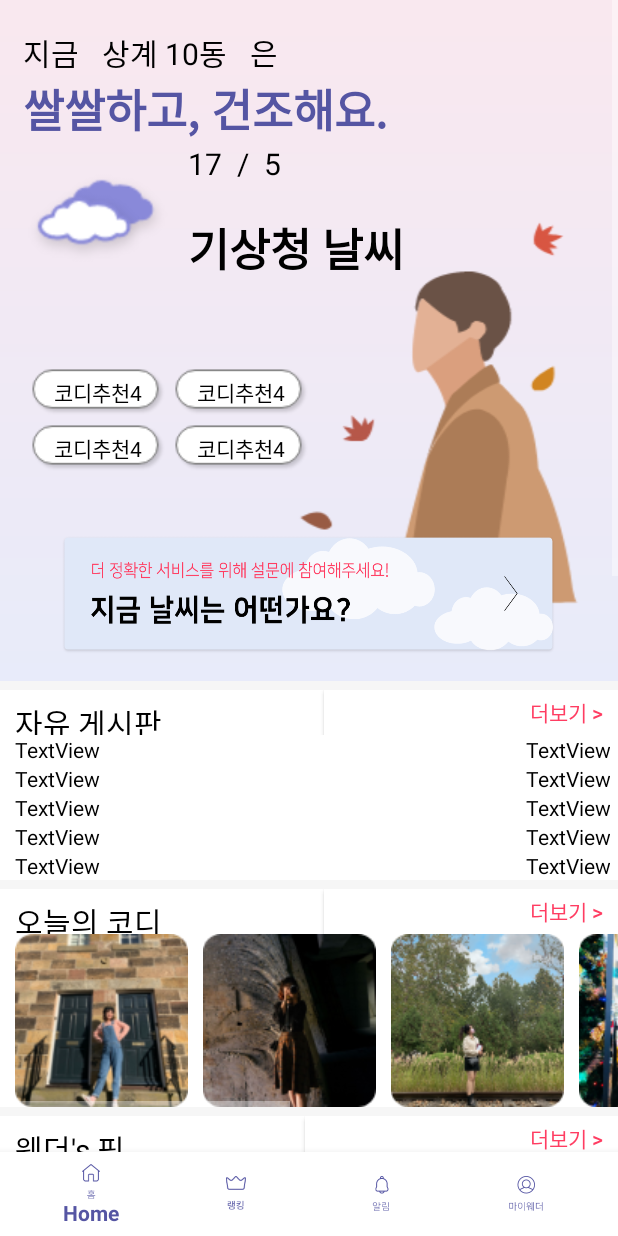
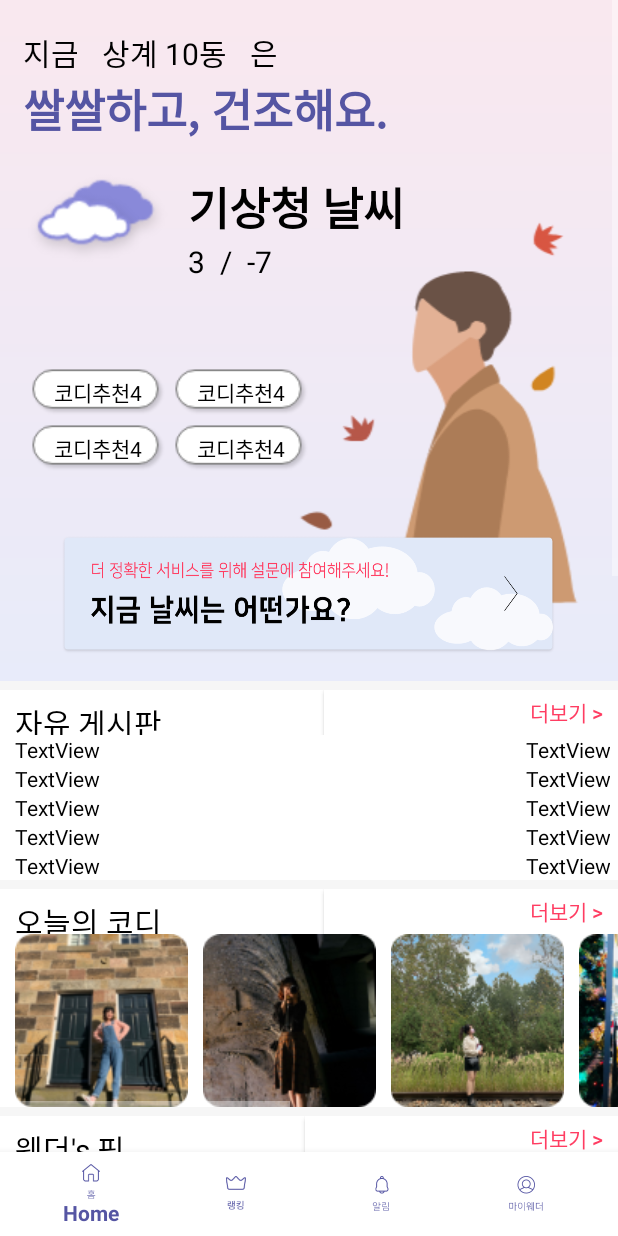
Before and after one commit to twinklesu/5G, an Android app: the HomeFragment screen opened directly, with no data from a screen before it, on a phone screen of 412 x 824 dp. Run offline under Robolectric (Android 15) with nearby library versions, the phone set to English and light mode, and no system bars; our stand-ins replace Volley; network calls fail; 2 statements that could not run were skipped.

Commit message:
home fragment code clean / xml edition

```diff
--- a/app/src/main/java/com/example/weather/fragment/HomeFragment.java
+++ b/app/src/main/java/com/example/weather/fragment/HomeFragment.java
@@ -25,13 +25,11 @@ import com.android.volley.Request;
 import com.android.volley.RequestQueue;
 import com.android.volley.Response;
 import com.android.volley.VolleyError;
-import com.android.volley.toolbox.JsonArrayRequest;
 import com.android.volley.toolbox.JsonObjectRequest;
 import com.android.volley.toolbox.Volley;
 import com.example.weather.VoteActivity;
 import com.example.weather.codi.CodiActivity;
 import com.example.weather.post.PostActivity;
-import com.example.weather.post.PostWriteActivity;
 import com.example.weather.R;
 import com.example.weather.weather.WeathersPickActivity;
 
@@ -39,7 +37,6 @@ import com.example.weather.weather.WeathersPickActivity;
 import org.json.JSONArray;
 import org.json.JSONException;
 import org.json.JSONObject;
-import org.w3c.dom.Text;
 
 import java.io.UnsupportedEncodingException;
 import java.net.URLEncoder;
@@ -117,7 +114,6 @@ public class HomeFragment extends Fragment {
             ActivityCompat.requestPermissions(getActivity(), PERMISSIONS, 100);
         }
         Location location = lm.getLastKnownLocation(LocationManager.GPS_PROVIDER);
-//        Log.d(TAG, location.toString());
         double longitude = location.getLongitude();
         double latitude = location.getLatitude();
 
@@ -154,33 +150,6 @@ public class HomeFragment extends Fragment {
 
         String url = urlBuilder.toString();
         Log.d(TAG, "URL : " + url);
-
-//        JsonObjectRequest jsonArrayRequest = new JsonObjectRequest(Request.Method.GET,
-//                url, null,
-//                new Response.Listener<JSONObject>() {
-//                    @Override
-//                    public void onResponse(JSONObject response) {
-//                        Log.d(TAG, "Success : " + response.toString());
-//                        try {
-//                            JSONObject result = (JSONObject) response.get("result");
-//                            JSONObject body = (JSONObject) result.get("body");
-//                            JSONObject items = (JSONObject) body.get("items");
-//                            JSONArray item = (JSONArray) items.get("item");
-//
-//
-//                        } catch (JSONException e) {
-//                            e.printStackTrace();
-//                        }
-//                    }
-//                }, new Response.ErrorListener() {
-//            @Override
-//            public void onErrorResponse(VolleyError error) {
-//                error.printStackTrace();
-//                Log.d(TAG, "FAIL");
-//            }
-//        }
-//        );
-//        queue.add(jsonArrayRequest);
 
         setBoardPost();
         setWeather(url);
@@ -410,8 +379,6 @@ public class HomeFragment extends Fragment {
                         Log.d(TAG, "Success : " + response.toString());
                         try {
                             TextView t = (TextView) getActivity().findViewById(R.id.weatherMeteorological);
-                            TextView t_max = (TextView) getActivity().findViewById(R.id.temp_highest);
-                            TextView t_min = (TextView) getActivity().findViewById(R.id.temp_min);
 
                             JSONObject result = (JSONObject) response.get("response");
                             JSONObject body = (JSONObject) result.get("body");
@@ -425,10 +392,6 @@ public class HomeFragment extends Fragment {
                                 Log.d(TAG, String.valueOf(item.getJSONObject(i).getString("category").equals("T3H")));
                                 Log.d(TAG, String.valueOf(item.getJSONObject(i).getString("category")));
                             }
-//                            JSONObject t3h = (JSONObject) item.get(4);
-//                            t.setText(t3h.get("fcstValue").toString() + "℃");
-//
-//                            Log.d(TAG, "t3h : " + t3h.get("fcstValue").toString());
                         } catch (JSONException e) {
                             e.printStackTrace();
                         }
--- a/app/src/main/res/layout/fragment_home.xml
+++ b/app/src/main/res/layout/fragment_home.xml
@@ -118,6 +118,18 @@
                             android:layout_height="wrap_content"
                             android:orientation="vertical">
 
+                            <TextView
+                                android:id="@+id/weatherMeteorological"
+                                android:layout_width="wrap_content"
+                                android:layout_height="wrap_content"
+                                android:layout_marginStart="10dp"
+                                android:layout_marginTop="20dp"
+                                android:text="기상청 날씨"
+                                android:textAlignment="center"
+                                android:textColor="#000000"
+                                android:textSize="30dp"
+                                android:textStyle="bold" />
+
                             <LinearLayout
                                 android:layout_width="wrap_content"
                                 android:layout_height="wrap_content"
@@ -128,7 +140,7 @@
                                     android:id="@+id/temp_highest"
                                     android:layout_width="wrap_content"
                                     android:layout_height="wrap_content"
-                                    android:text="17"
+                                    android:text="3"
                                     android:textAlignment="center"
                                     android:textColor="#000000"
                                     android:textSize="20dp" />
@@ -148,23 +160,11 @@
                                     android:layout_width="wrap_content"
                                     android:layout_height="wrap_content"
                                     android:layout_marginStart="10dp"
-                                    android:text="5"
+                                    android:text="-7"
                                     android:textAlignment="center"
                                     android:textColor="#000000"
                                     android:textSize="20dp" />
                             </LinearLayout>
-
-                            <TextView
-                                android:id="@+id/weatherMeteorological"
-                                android:layout_width="wrap_content"
-                                android:layout_height="wrap_content"
-                                android:layout_marginStart="10dp"
-                                android:layout_marginTop="20dp"
-                                android:text="기상청 날씨"
-                                android:textAlignment="center"
-                                android:textColor="#000000"
-                                android:textSize="30dp"
-                                android:textStyle="bold" />
 
                         </LinearLayout>
 
```
